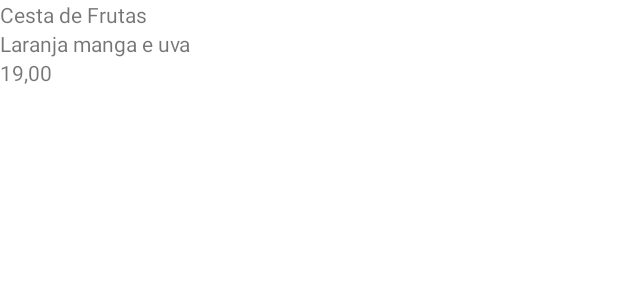
After one commit to BrenoBaiardi/Orgs, an Android app: the layout activity_main.xml on its own in the app's theme, with its tools: preview values and no code run, on a phone screen of 412 x 824 dp. The commit adds this screen. Shown: the top 300 px of the screen. Run offline under Robolectric (Android 15) with nearby library versions, the phone set to English and light mode, and no system bars.

Commit message:
add: primeiros elementos na view

```diff
--- a/app/src/main/java/br/com/baiardi/orgs/MainActivity.kt
+++ b/app/src/main/java/br/com/baiardi/orgs/MainActivity.kt
@@ -2,13 +2,16 @@ package br.com.baiardi.orgs
 
 import android.app.Activity
 import android.os.Bundle
+import android.view.View
+import android.widget.TextView
 import android.widget.Toast
 
 class MainActivity : Activity() {
 
     override fun onCreate(savedInstanceState: Bundle?) {
         super.onCreate(savedInstanceState)
-        Toast.makeText(this, "Bem vindo", Toast.LENGTH_SHORT).show()
+        val textView = TextView(this)
+        setContentView(R.layout.activity_main)
     }
 
 }
--- /dev/null
+++ b/app/src/main/res/layout/activity_main.xml
@@ -0,0 +1,32 @@
+<?xml version="1.0" encoding="utf-8"?>
+<androidx.constraintlayout.widget.ConstraintLayout xmlns:android="http://schemas.android.com/apk/res/android"
+    xmlns:app="http://schemas.android.com/apk/res-auto"
+    xmlns:tools="http://schemas.android.com/tools"
+    android:layout_width="match_parent"
+    android:layout_height="match_parent">
+
+    <TextView
+        android:id="@+id/nome"
+        android:layout_width="match_parent"
+        android:layout_height="wrap_content"
+        android:text="Cesta de Frutas"
+        app:layout_constraintStart_toStartOf="parent"
+        app:layout_constraintTop_toTopOf="parent" />
+
+    <TextView
+        android:id="@+id/descricao"
+        android:layout_width="match_parent"
+        android:layout_height="wrap_content"
+        android:text="Laranja manga e uva"
+        app:layout_constraintStart_toStartOf="parent"
+        app:layout_constraintTop_toBottomOf="@+id/nome" />
+
+    <TextView
+        android:id="@+id/valor"
+        android:layout_width="match_parent"
+        android:layout_height="wrap_content"
+        android:text="19,00"
+        app:layout_constraintStart_toStartOf="parent"
+        app:layout_constraintTop_toBottomOf="@id/descricao" />
+
+</androidx.constraintlayout.widget.ConstraintLayout>
```
